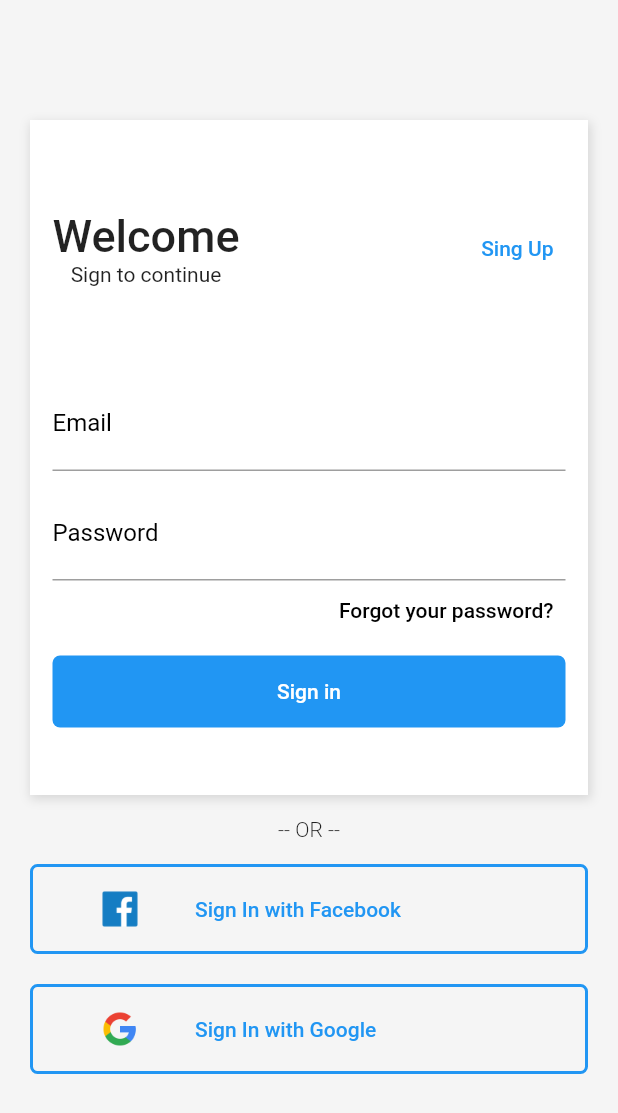
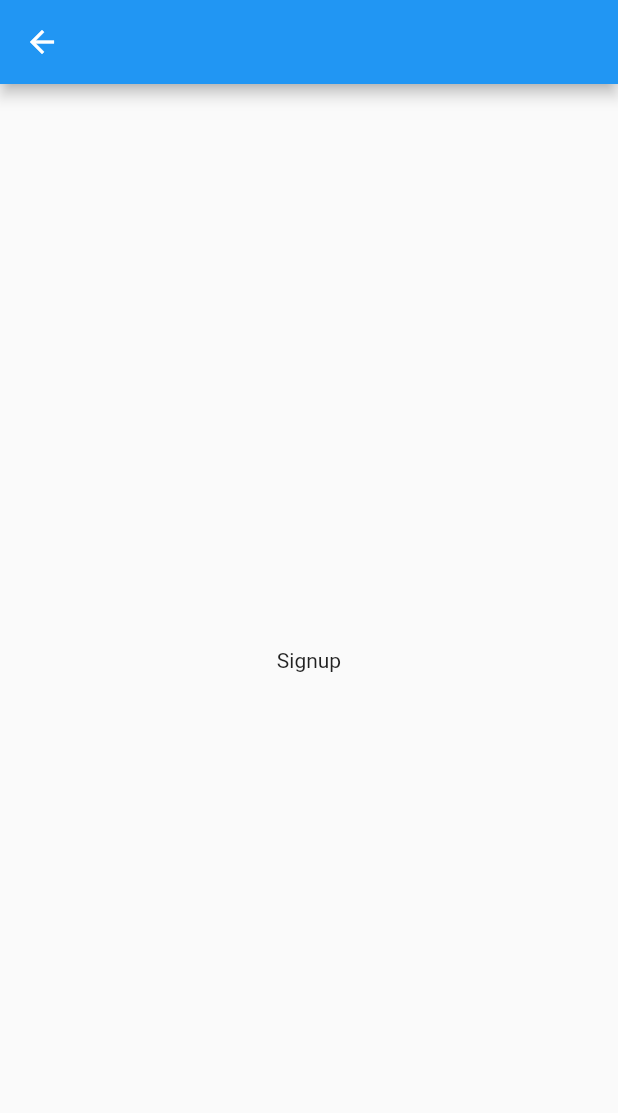
Before and after one commit to oliversieto/shopping_flutter, a Flutter app: the screen it shows after launch, after a tap on "Sing Up", on a phone screen of 412 x 824 dp. Shown: the top 1113 px of the screen. Run offline on Flutter 3.47's test engine with Material 2 defaults, Android fonts, the phone set to English and light mode, and no system bars.

Commit message:
feat: incio da tela de singup

```diff
--- a/lib/pages/login.page.dart
+++ b/lib/pages/login.page.dart
@@ -1,4 +1,5 @@
 import 'package:flutter/material.dart';
+import 'package:shopping/pages/signup.page.dart';
 
 class LoginPage extends StatelessWidget {
   @override
@@ -52,8 +53,20 @@ class LoginPage extends StatelessWidget {
                             ],
                           ),
                           TextButton(
-                            onPressed: () {},
-                            child: Text("Sing Up"),
+                            onPressed: () {
+                              Navigator.push(
+                                context,
+                                MaterialPageRoute(
+                                  builder: (context) => SignupPage(),
+                                ),
+                              );
+                            },
+                            child: Text(
+                              "Sing Up",
+                              style: TextStyle(
+                                color: Colors.black,
+                              ),
+                            ),
                           ),
                         ],
                       ),
--- /dev/null
+++ b/lib/pages/signup.page.dart
@@ -0,0 +1,15 @@
+import 'package:flutter/material.dart';
+
+class SignupPage extends StatelessWidget {
+  @override
+  Widget build(BuildContext context) {
+    return Scaffold(
+      appBar: AppBar(),
+      body: Container(
+        child: Center(
+          child: Text("Signup"),
+        ),
+      ),
+    );
+  }
+}
```
